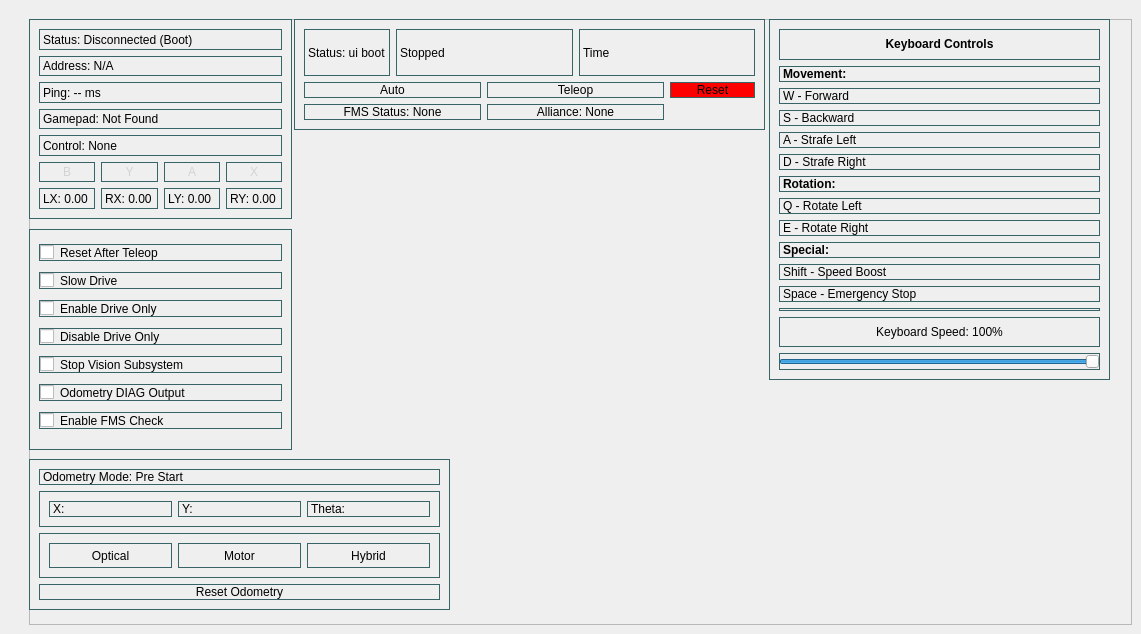
Old version of the form driver_station.ui in the repository Cenzell/KSU-Storm.
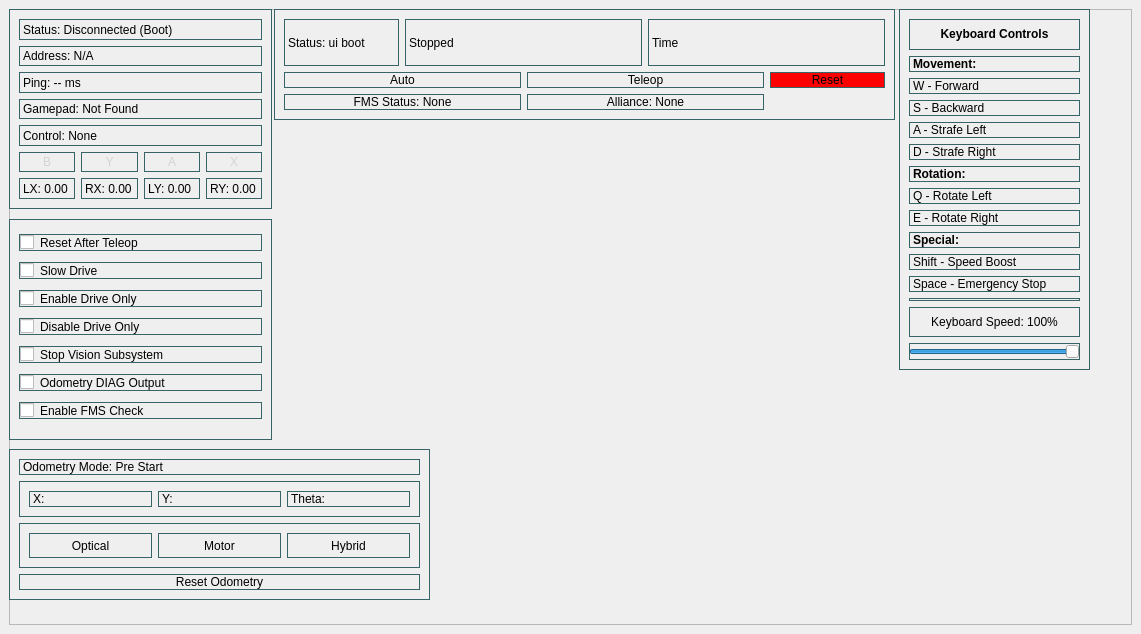
New version of the form.

```diff
--- a/driver_station.ui
+++ b/driver_station.ui
@@ -15,39 +15,7 @@
   </property>
   <widget class="QWidget" name="centralwidget">
    <layout class="QGridLayout" name="gridLayout">
-    <item row="1" column="0">
-     <spacer name="horizontalSpacer">
-      <property name="orientation">
-       <enum>Qt::Orientation::Horizontal</enum>
-      </property>
-      <property name="sizeType">
-       <enum>QSizePolicy::Policy::Fixed</enum>
-      </property>
-      <property name="sizeHint" stdset="0">
-       <size>
-        <width>10</width>
-        <height>20</height>
-       </size>
-      </property>
-     </spacer>
-    </item>
     <item row="0" column="0">
-     <spacer name="verticalSpacer">
-      <property name="orientation">
-       <enum>Qt::Orientation::Vertical</enum>
-      </property>
-      <property name="sizeType">
-       <enum>QSizePolicy::Policy::Fixed</enum>
-      </property>
-      <property name="sizeHint" stdset="0">
-       <size>
-        <width>20</width>
-        <height>10</height>
-       </size>
-      </property>
-     </spacer>
-    </item>
-    <item row="1" column="1">
      <widget class="QFrame" name="frame">
       <property name="styleSheet">
        <string notr="true"/>
@@ -211,7 +179,7 @@
         <rect>
          <x>265</x>
          <y>0</y>
-         <width>471</width>
+         <width>621</width>
          <height>111</height>
         </rect>
        </property>
@@ -307,12 +275,32 @@
         </item>
        </layout>
       </widget>
-      <widget class="QFrame" name="frame_keyboard">
+      <widget class="QWidget" name="field_view_placeholder" native="true">
+       <property name="geometry">
+        <rect>
+         <x>265</x>
+         <y>120</y>
+         <width>471</width>
+         <height>311</height>
+        </rect>
+       </property>
+      </widget>
+      <widget class="QWidget" name="main_camera_placeholder" native="true">
        <property name="geometry">
         <rect>
          <x>740</x>
+         <y>120</y>
+         <width>141</width>
+         <height>311</height>
+        </rect>
+       </property>
+      </widget>
+      <widget class="QFrame" name="frame_keyboard">
+       <property name="geometry">
+        <rect>
+         <x>890</x>
          <y>0</y>
-         <width>341</width>
+         <width>191</width>
          <height>361</height>
         </rect>
        </property>
```
